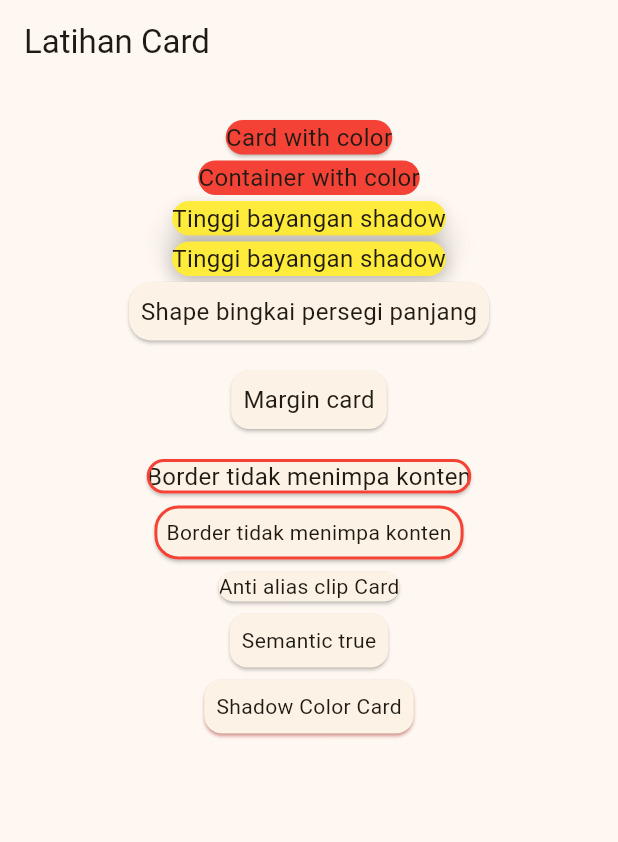
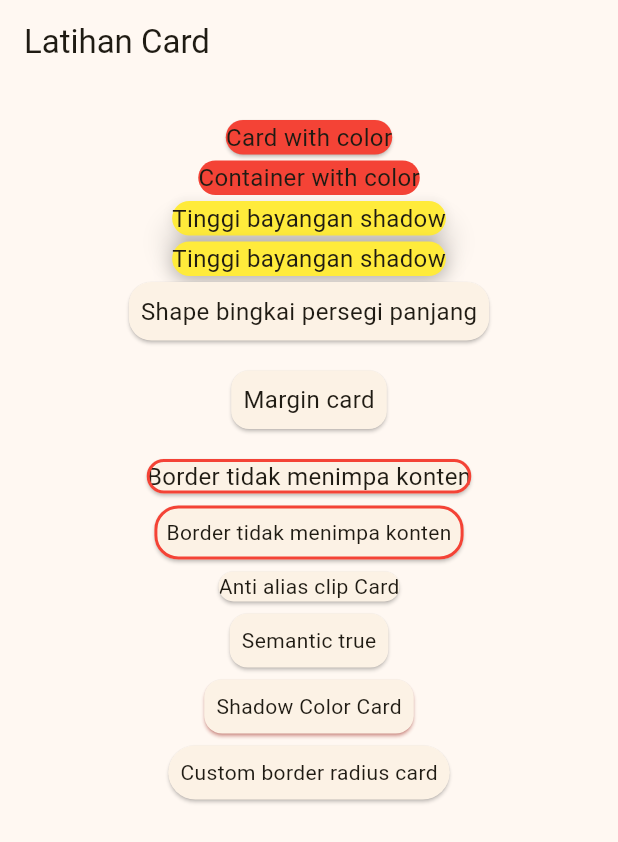
Before and after one commit to annddvaa/Tugas_week_8_1123150164, a Flutter app: the screen it shows after launch, on a phone screen of 412 x 824 dp. Shown: the top 842 px of the screen. Run offline on Flutter 3.47's test engine with Material 3 defaults, Android fonts, the phone set to English and light mode, and no system bars.

Commit message:
membuat custom border radius card

```diff
--- a/lib/pages/latihancard.dart
+++ b/lib/pages/latihancard.dart
@@ -126,6 +126,18 @@ class Latihancard extends StatelessWidget {
                     ),
                   ),
                 ),
+                Card(
+                  shape: RoundedRectangleBorder(
+                    borderRadius: BorderRadiusGeometry.circular(30.0),
+                  ),
+                  child: Padding(
+                    padding: const EdgeInsets.all(8.0),
+                    child: Text(
+                      "Custom border radius card",
+                      style: TextStyle(fontSize: 14.0),
+                    ),
+                  ),
+                ),
               ],
             ),
           ),
```
